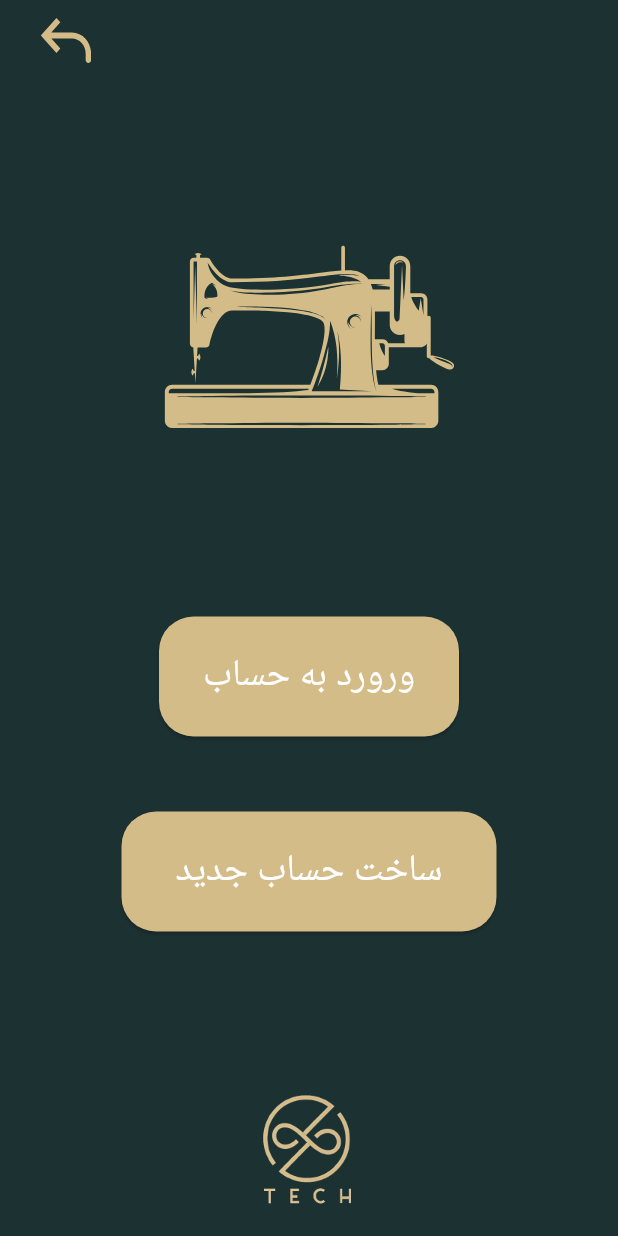
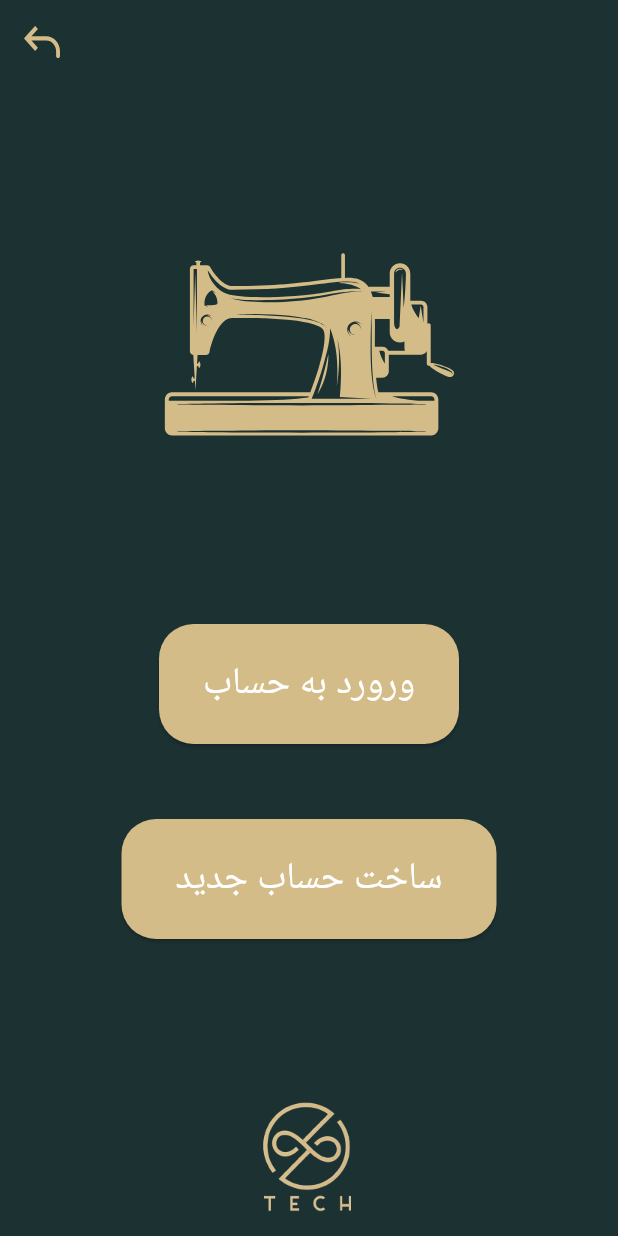
Before and after one commit to MahmoodHashem/power_tailor, a Flutter app: the screen it shows after launch, after a tap on "شروع کنید", on a phone screen of 412 x 824 dp. Run offline on Flutter 3.47's test engine with Material 3 defaults, Android fonts, the phone set to English and light mode, and no system bars; our stand-ins replace flutter_svg.

Commit message:
Refactore the Project
در بخش استرکچر پوشه های پروژه کمی تغییرات آوردم تا کار آسان تر پیش بره و هم چنان بعضی کود هار هم تغییر دادم مثل صفحه اول که رسپانسیو نبود و سایزدباکس ها اضافه ای داشت اونار توسط Spacebetween درست کردم

```diff
--- a/lib/main.dart
+++ b/lib/main.dart
@@ -1,5 +1,5 @@
 import 'package:flutter/material.dart';
-import 'package:power_tailor/start.dart';
+import 'package:power_tailor/src/screens/start.dart';
 
 void main() {
   runApp(const MyApp());
--- /dev/null
+++ b/lib/src/common_widgets/custom_button.dart
@@ -0,0 +1,23 @@
+import 'package:flutter/material.dart';
+import 'package:power_tailor/src/constants/colors.dart';
+
+Widget customButton(
+    {required String textButton,
+    required VoidCallback onPressed,
+    double? fSize,
+    double? width,
+    double? height}) {
+  return ElevatedButton(
+    style: ButtonStyle(
+        backgroundColor: const MaterialStatePropertyAll(p2),
+        fixedSize: MaterialStatePropertyAll(Size(width ?? 200, height ?? 80)),
+        shape: MaterialStatePropertyAll(
+            RoundedRectangleBorder(borderRadius: BorderRadius.circular(23)))),
+    onPressed: onPressed,
+    child: Text(
+        textAlign: TextAlign.center,
+        textButton,
+        style: TextStyle(
+            color: tColor, fontSize: fSize ?? 25, fontFamily: "CustomFont")),
+  );
+}
--- /dev/null
+++ b/lib/src/common_widgets/custom_textfield.dart
@@ -0,0 +1,25 @@
+
+import 'package:flutter/material.dart';
+import 'package:power_tailor/src/constants/colors.dart';
+
+
+Widget customTextField({required String hintText , }){
+  return  SizedBox(
+    width: 300,
+    child: TextField(
+      textAlign: TextAlign.right,
+      cursorColor: Colors.brown[300],
+      style: const TextStyle(color: p2),
+      decoration: InputDecoration(
+          hintText: hintText,
+          hintStyle: const TextStyle(color: p2,fontWeight: FontWeight.bold),
+          hintTextDirection: TextDirection.rtl,
+          filled: true,
+          fillColor: tColor,
+          enabledBorder: const OutlineInputBorder(borderSide: BorderSide(color: p2,width: 3)),
+          focusedBorder: const OutlineInputBorder(borderSide: BorderSide(color:p2))
+
+      ),
+    ),
+  );
+}
--- /dev/null
+++ b/lib/src/constants/colors.dart
@@ -0,0 +1,5 @@
+import 'package:flutter/material.dart';
+
+const p1 = Color.fromRGBO(28, 49, 50, 1);
+const p2 = Color.fromRGBO(211, 188, 136, 1);
+const tColor = Color.fromRGBO(255, 255, 255, 1);
--- a/lib/login.dart
+++ b/lib/src/screens/login.dart
@@ -1,5 +1,8 @@
 import 'package:flutter/material.dart';
-import 'package:power_tailor/widget.dart';
+import 'package:power_tailor/src/common_widgets/custom_textfield.dart';
+import 'package:power_tailor/src/common_widgets/custom_button.dart';
+import 'package:power_tailor/src/constants/colors.dart';
+
 
 class Login extends StatefulWidget {
   const Login({super.key});
@@ -9,9 +12,6 @@
 }
 
 class _LoginState extends State<Login> {
-  Color p1 = const Color.fromRGBO(28, 49, 50, 1);
-  Color p2 = const Color.fromRGBO(211, 188, 136, 1);
-  Color tColor = const Color.fromRGBO(255, 255, 255, 1);
 
   @override
   Widget build(BuildContext context) {
--- a/lib/login_or_signup.dart
+++ b/lib/src/screens/login_or_signup.dart
@@ -1,6 +1,8 @@
 import 'package:flutter/material.dart';
 import 'package:flutter_svg/flutter_svg.dart';
-import 'package:power_tailor/widget.dart';
+import 'package:power_tailor/src/common_widgets/custom_button.dart';
+import 'package:power_tailor/src/constants/colors.dart';
+
 
 import 'login.dart';
 
@@ -9,35 +11,35 @@
 
   @override
   Widget build(BuildContext context) {
-    Color p1 = const Color.fromRGBO(28, 49, 50, 1);
-    Color p2 = const Color.fromRGBO(211, 188, 136, 1);
-    Color tColor = const Color.fromRGBO(255, 255, 255, 1);
+
     return Scaffold(
       backgroundColor: p1,
+      appBar: AppBar(
+
+        backgroundColor: Colors.transparent,
+        leading:   MaterialButton(
+
+                    onPressed: () {
+                      Navigator.pop(context);
+                    },
+                    child: SvgPicture.asset(
+                      "assets/images/Vector.svg",
+                      height: 30,
+                      color: p2,
+
+                    ),
+                  ),
+      ),
       body: SafeArea(
         child: Center(
           child: Column(
             mainAxisAlignment: MainAxisAlignment.center,
             children: [
-              Row(
-                children: [
-                  MaterialButton(
-                    onPressed: () {
-                      Navigator.of(context);
-                    },
-                    child: SvgPicture.asset(
-                      "assets/Vector.svg",
-                      height: 30,
-                      color: p2,
-                    ),
-                  ),
-                ],
-              ),
               const SizedBox(
                 height: 80,
               ),
               SvgPicture.asset(
-                "assets/tailor1.svg",
+                "assets/images/tailor1.svg",
                 width: 200,
                 height: 200,
                 color: p2,
@@ -63,7 +65,7 @@
               const SizedBox(
                 height: 100,
               ),
-              Image.asset("assets/TechLogo.png", height: 100),
+              Image.asset("assets/images/TechLogo.png", height: 100),
             ],
           ),
         ),
--- /dev/null
+++ b/lib/src/screens/start.dart
@@ -0,0 +1,55 @@
+import 'package:flutter/material.dart';
+import 'package:power_tailor/src/common_widgets/custom_button.dart';
+import 'package:power_tailor/src/constants/colors.dart';
+import 'login_or_signup.dart';
+
+class Start extends StatelessWidget {
+  const Start({super.key});
+
+  @override
+  Widget build(BuildContext context) {
+    return SafeArea(
+      child: Scaffold(
+        backgroundColor: p1,
+        body: Center(
+          child: Column(
+            mainAxisAlignment: MainAxisAlignment.spaceBetween,
+            children: [
+              ///image for logo
+              SizedBox(
+                  width: 200,
+                  height: 300,
+                  child: Image.asset(
+                    "assets/images/TechLogo.png",
+                    fit: BoxFit.cover,
+                  )),
+
+              ///start button
+              customButton(
+                  onPressed: () {
+                    Navigator.push(
+                        context,
+                        MaterialPageRoute(
+                          builder: (context) => const LoginOrSignUp(),
+                        ));
+                  },
+                  textButton: "شروع کنید"),
+              const Column(
+                children: [
+                  Text("power-tailor",
+                      style: TextStyle(
+                          color: tColor,
+                          fontFamily: "CustomFont",
+                          fontSize: 20)),
+                   Text("powered by power-tech",
+                      style: TextStyle(
+                          color: tColor, fontFamily: "CustomFont")),
+                ],
+              ),
+            ],
+          ),
+        ),
+      ),
+    );
+  }
+}
--- a/lib/start.dart
+++ /dev/null
@@ -1,55 +0,0 @@
-import 'package:flutter/material.dart';
-import 'package:power_tailor/widget.dart';
-
-import 'login_or_signup.dart';
-
-class Start extends StatelessWidget {
-  const Start({super.key});
-
-  @override
-  Widget build(BuildContext context) {
-    Color p1 = const Color.fromRGBO(28, 49, 50, 1);
-    Color p2 = const Color.fromRGBO(211, 188, 136, 1);
-    Color tColor = const Color.fromRGBO(255, 255, 255, 1);
-    return Scaffold(
-      backgroundColor: p1,
-      body: Center(
-        child: Column(
-          mainAxisAlignment: MainAxisAlignment.spaceAround,
-          children: [
-            ///image for logo
-            SizedBox(
-                width: 200,
-                height: 300,
-                child: Image.asset(
-                  "assets/TechLogo.png",
-                  fit: BoxFit.cover,
-                )),
-            const SizedBox(
-              height: 100,
-            ),
-
-            ///start button
-            customButton(onPressed: (){
-              Navigator.push(
-                  context,
-                  MaterialPageRoute(
-                    builder: (context) => const LoginOrSignUp(),
-                  ));
-            },textButton: "شروع کنید"),
-
-
-            const SizedBox(
-              height: 100,
-            ),
-            Text("power-tailor",
-                style: TextStyle(
-                    color: tColor, fontFamily: "CustomFont", fontSize: 20)),
-            Text("powered by power-tech",
-                style: TextStyle(color: tColor, fontFamily: "CustomFont")),
-          ],
-        ),
-      ),
-    );
-  }
-}
--- a/lib/widget.dart
+++ /dev/null
@@ -1,40 +0,0 @@
-import 'package:flutter/material.dart';
-Color p1 = const Color.fromRGBO(28, 49, 50, 1);
-Color p2 = const Color.fromRGBO(211, 188, 136, 1);
-Color tColor = const Color.fromRGBO(255, 255, 255, 1);
-
-Widget customButton({required String textButton, required VoidCallback onPressed,double? fSize,double? width,double? height}){
-  return  ElevatedButton(
-    style: ButtonStyle(
-        backgroundColor: MaterialStatePropertyAll(p2),
-        fixedSize:  MaterialStatePropertyAll(Size(width??200,height?? 80)),
-        shape: MaterialStatePropertyAll(RoundedRectangleBorder(
-            borderRadius: BorderRadius.circular(23)))),
-    onPressed:onPressed,
-    child: Text(textButton,
-        style: TextStyle(
-            color: tColor, fontSize: fSize??25, fontFamily: "CustomFont")),
-  );
-
-}
-///Custom Button
-Widget customTextField({required String hintText , }){
-  return  SizedBox(
-    width: 300,
-    child: TextField(
-      textAlign: TextAlign.right,
-      cursorColor: Colors.brown[300],
-      style: TextStyle(color: p2),
-      decoration: InputDecoration(
-          hintText: hintText,
-          hintStyle: TextStyle(color: p2,fontWeight: FontWeight.bold),
-          hintTextDirection: TextDirection.rtl,
-          filled: true,
-          fillColor: tColor,
-          enabledBorder: OutlineInputBorder(borderSide: BorderSide(color: p2,width: 3)),
-          focusedBorder: OutlineInputBorder(borderSide: BorderSide(color:p2))
-
-      ),
-    ),
-  );
-}
```
Also changed, not shown: pubspec.yaml (+4 -5 lines), assets/fonts/BM-HANNA.ttf (renamed from fonts/BM-HANNA.ttf), assets/images/TechLogo.png (renamed from assets/TechLogo.png), assets/images/Vector.svg (renamed from assets/Vector.svg), assets/images/tailor1.svg (renamed from assets/tailor1.svg), pubspec.lock.
